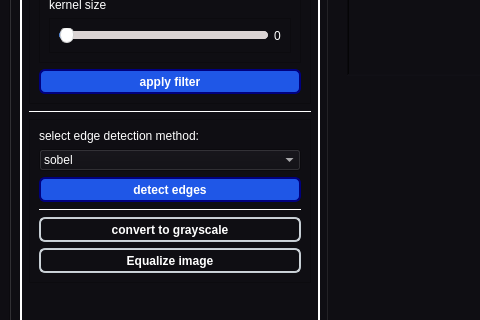
The window that ui_2.ui (Eagle-E-Y-E/Cleanser) describes before a commit, drawn with Qt 5; both pictures show x 0 to 480 and y 332 to 652 of the 1087 by 848 pixel window.
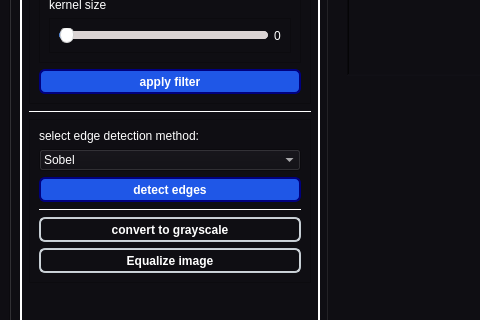
The same window after the commit. Icons and pictures are not drawn.

Patch:
```diff
--- a/ui_2.ui
+++ b/ui_2.ui
@@ -1126,7 +1126,7 @@
                <widget class="QComboBox" name="edge_detection_method_combo">
                 <item>
                  <property name="text">
-                  <string>sobel</string>
+                  <string>Sobel</string>
                  </property>
                 </item>
                 <item>
```
Left out of the diff: 6 changed lines with no effect on the pictures.
